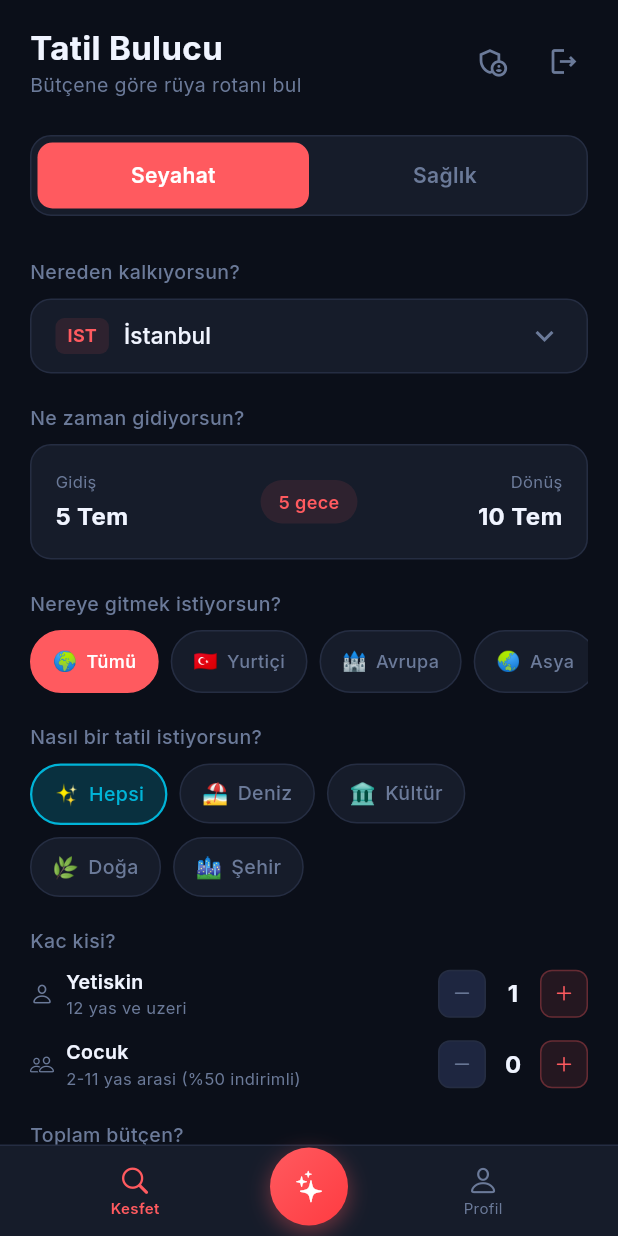
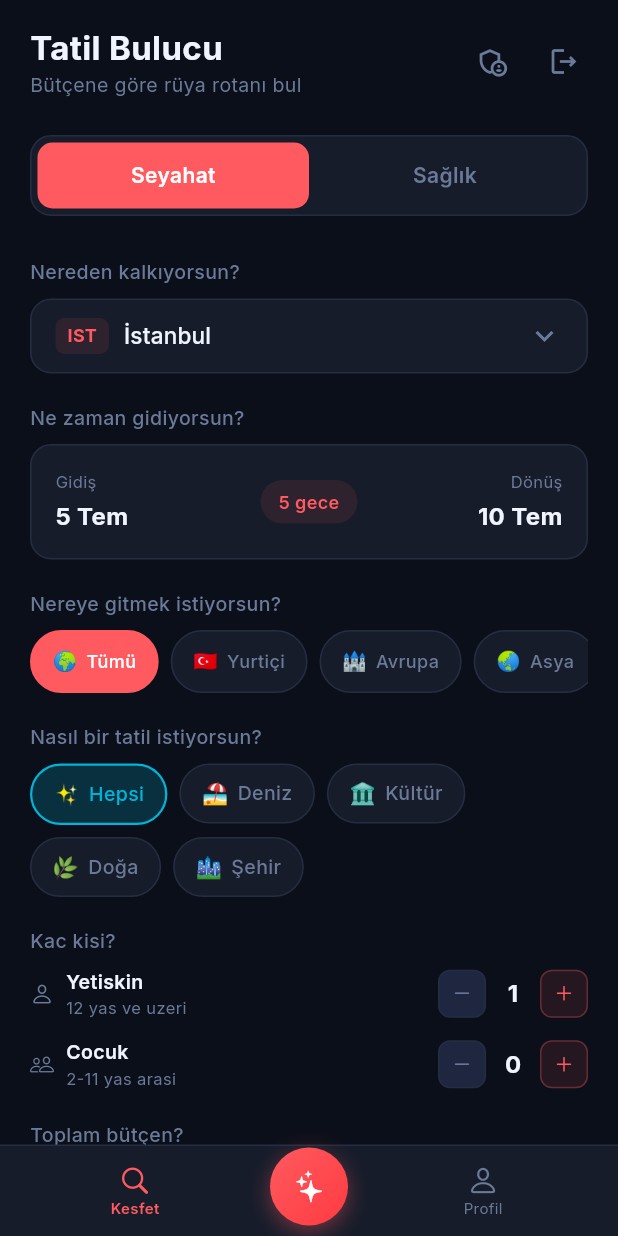
Before and after one commit to samet-fito/tatil-mobile, a Flutter app: the screen it shows once a user with an empty profile is signed in, on a phone screen of 412 x 824 dp. Run offline on Flutter 3.47's test engine with Material 3 defaults, Android fonts, the phone set to English and light mode, and no system bars; our stand-ins replace cached_network_image, google_fonts, shared_preferences, shimmer, supabase_flutter; accounts and stored records are empty.

Commit message:
Cocuk indirimi kaldirildi, gercek veri entegrasyonu tamamlandi

```diff
--- a/lib/screens/checkout_screen.dart
+++ b/lib/screens/checkout_screen.dart
@@ -529,7 +529,6 @@ void initState() {
                 Container(
                   padding: const EdgeInsets.symmetric(horizontal: 8, vertical: 3),
                   decoration: BoxDecoration(color: AppTheme.teal.withOpacity(0.1), borderRadius: BorderRadius.circular(99)),
-                  child: const Text('%50 Indirimli', style: TextStyle(fontSize: 11, fontWeight: FontWeight.w600, color: AppTheme.teal)),
                 ),
               ]),
               const SizedBox(height: 12),
--- a/lib/screens/search_screen.dart
+++ b/lib/screens/search_screen.dart
@@ -537,7 +537,7 @@ class _SearchScreenState extends State<SearchScreen> {
                 crossAxisAlignment: CrossAxisAlignment.start,
                 children: [
                   Text('Cocuk', style: TextStyle(fontSize: 13, fontWeight: FontWeight.w600, color: AppTheme.textPrimary)),
-                  Text('2-11 yas arasi (%50 indirimli)', style: TextStyle(fontSize: 11, color: AppTheme.textMuted)),
+                 Text('2-11 yas arasi', style: TextStyle(fontSize: 11, color: AppTheme.textMuted)),
                 ],
               ),
             ),
```
